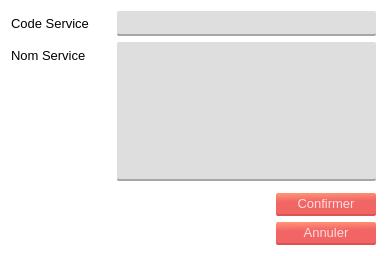
Above: interfaces/ajouter_service.ui from Mehdi-SK/Cosider-TP-App before the change. Below: the same form after it.
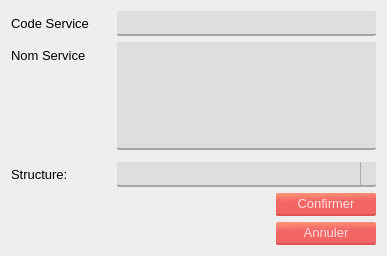
That is the form after the change. Icons and pictures are not drawn.

Patch:
```diff
--- a/interfaces/ajouter_service.ui
+++ b/interfaces/ajouter_service.ui
@@ -19,7 +19,7 @@
 }
 #Dialog{
 	
-	background-color: rgb(255, 255, 255);
+	background-color: #eee;
 	font: 10pt;
 }
 
@@ -135,6 +135,16 @@
        </property>
       </spacer>
      </item>
+     <item row="3" column="0">
+      <widget class="QLabel" name="structureLabel">
+       <property name="text">
+        <string>Structure:</string>
+       </property>
+      </widget>
+     </item>
+     <item row="3" column="1">
+      <widget class="QComboBox" name="str_combo"/>
+     </item>
     </layout>
    </item>
    <item row="2" column="1">
```
Left out of the diff: 9 changed lines with no effect on the pictures.
